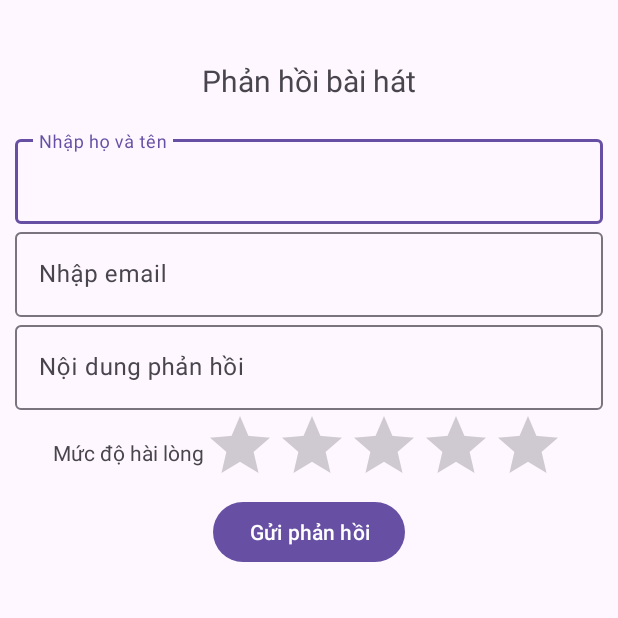
After one commit to caoduong2003/App_Music_Basic_2024, an Android app: the FeedbackSong screen opened directly, with no data from a screen before it, on a phone screen of 412 x 824 dp, the top half of it. The commit adds this screen. Run offline under Robolectric (Android 15) with nearby library versions, the phone set to English and light mode, and no system bars.

Commit message:
feedback

```diff
--- a/app/src/main/AndroidManifest.xml
+++ b/app/src/main/AndroidManifest.xml
@@ -13,6 +13,15 @@
         android:theme="@style/Theme.AppMusicBasic"
         tools:targetApi="31">
         <activity
+            android:name=".FeedbackSong"
+            android:exported="true">
+<!--            <intent-filter>-->
+<!--                <action android:name="android.intent.action.MAIN" />-->
+
+<!--                <category android:name="android.intent.category.LAUNCHER" />-->
+<!--            </intent-filter>-->
+        </activity>
+        <activity
             android:name=".ForgotPassword"
             android:exported="false" />
         <activity
@@ -26,11 +35,11 @@
         <activity
             android:name=".Login"
             android:exported="true">
-        <intent-filter>
-            <action android:name="android.intent.action.MAIN" />
+            <intent-filter>
+                <action android:name="android.intent.action.MAIN" />
 
-            <category android:name="android.intent.category.LAUNCHER" />
-        </intent-filter>
+                <category android:name="android.intent.category.LAUNCHER" />
+            </intent-filter>
         </activity>
         <activity
             android:name=".SongActivity"
--- /dev/null
+++ b/app/src/main/java/com/example/appmusicbasic/FeedbackSong.java
@@ -0,0 +1,65 @@
+package com.example.appmusicbasic;
+
+import androidx.appcompat.app.AppCompatActivity;
+
+import android.database.Cursor;
+import android.os.Bundle;
+import android.widget.RatingBar;
+import android.widget.Toast;
+
+public class FeedbackSong extends AppCompatActivity {
+
+    com.google.android.material.textfield.TextInputEditText edt_fullname, edt_email, edt_comment;
+    com.google.android.material.button.MaterialButton btn_send;
+    RatingBar rating_bar;
+
+
+    @Override
+    protected void onCreate(Bundle savedInstanceState) {
+        super.onCreate(savedInstanceState);
+        setContentView(R.layout.activity_feedback_song);
+        addController();
+        String username = getIntent().getStringExtra("username");
+        edt_fullname.setText(username);
+
+
+        btn_send.setOnClickListener(new android.view.View.OnClickListener() {
+            @Override
+            public void onClick(android.view.View v) {
+                String fullname = edt_fullname.getText().toString();
+                String email = edt_email.getText().toString();
+                String comment = edt_comment.getText().toString();
+                float rating = rating_bar.getRating();
+
+
+                // Kiểm tra xem các trường nhập liệu có rỗng không
+                if (fullname.isEmpty() || email.isEmpty() || comment.isEmpty()) {
+                    // Hiển thị thông báo nếu có trường nào đó rỗng
+                    Toast.makeText(FeedbackSong.this, "Vui lòng nhập đầy đủ thông tin", Toast.LENGTH_LONG).show();
+                } else if (!isValidEmail(email)) {
+                    // Kiểm tra định dạng email
+                    Toast.makeText(FeedbackSong.this, "Địa chỉ email không hợp lệ", Toast.LENGTH_LONG).show();
+                } else {
+                    // Nếu tất cả thông tin hợp lệ, hiển thị thông báo cảm ơn
+                    Toast.makeText(FeedbackSong.this, "Cảm ơn bạn đã phản hồi", Toast.LENGTH_LONG).show();
+
+                    finish();
+
+                }
+            }
+        });
+    }
+
+    private boolean isValidEmail(String email) {
+        String emailPattern = "[a-zA-Z0-9._-]+@[a-zA-Z0-9._-]+\\.+[a-z]+";
+        return email.matches(emailPattern);
+    }
+
+    private void addController() {
+        edt_fullname = findViewById(R.id.edt_fullname);
+        edt_email = findViewById(R.id.edt_email);
+        edt_comment = findViewById(R.id.edt_comment);
+        btn_send = findViewById(R.id.btn_send);
+        rating_bar = findViewById(R.id.rating_bar);
+    }
+}
--- a/app/src/main/java/com/example/appmusicbasic/List_Music.java
+++ b/app/src/main/java/com/example/appmusicbasic/List_Music.java
@@ -11,7 +11,7 @@ import android.widget.ListView;
 import android.widget.TextView;
 
 public class List_Music extends AppCompatActivity {
-    Button logout;
+    Button logout, feedback;
     SharedPreferences sharedPreferences; // luu trang thai dang nhap
 
     TextView userID;
@@ -34,6 +34,15 @@ public class List_Music extends AppCompatActivity {
 
         listMusic = findViewById(R.id.listMusic);
 
+        feedback = findViewById(R.id.feedback);
+        feedback.setOnClickListener(new View.OnClickListener() {
+            @Override
+            public void onClick(View view) {
+                Intent intent = new Intent(List_Music.this, FeedbackSong.class);
+                intent.putExtra("username", username);
+                startActivity(intent);
+            }
+        });
 
         logout.setOnClickListener(new View.OnClickListener() {
             @Override
--- a/app/src/main/java/com/example/appmusicbasic/SQLiteAdapter.java
+++ b/app/src/main/java/com/example/appmusicbasic/SQLiteAdapter.java
@@ -39,4 +39,5 @@ public class SQLiteAdapter {
     }
 
 
+
 }
--- /dev/null
+++ b/app/src/main/res/layout/activity_feedback_song.xml
@@ -0,0 +1,97 @@
+<RelativeLayout xmlns:android="http://schemas.android.com/apk/res/android"
+    xmlns:app="http://schemas.android.com/apk/res-auto"
+    android:layout_width="match_parent"
+    android:layout_height="match_parent"
+    android:padding="10dp"
+    >
+
+
+    <TextView
+        android:id="@+id/title_textview"
+        android:layout_width="match_parent"
+        android:layout_height="wrap_content"
+        android:layout_marginTop="30dp"
+        android:gravity="center"
+        android:text="Phản hồi bài hát"
+        android:textSize="20sp" />
+
+    <LinearLayout
+        android:layout_width="match_parent"
+        android:layout_height="wrap_content"
+        android:layout_below="@id/title_textview"
+        android:layout_marginTop="20dp"
+        android:gravity="center"
+        android:orientation="vertical">
+
+        <com.google.android.material.textfield.TextInputLayout
+            android:layout_width="match_parent"
+            android:layout_height="wrap_content">
+
+            <com.google.android.material.textfield.TextInputEditText
+                android:id="@+id/edt_fullname"
+                android:layout_width="match_parent"
+                android:layout_height="wrap_content"
+                android:hint="Nhập họ và tên" />
+        </com.google.android.material.textfield.TextInputLayout>
+
+        <com.google.android.material.textfield.TextInputLayout
+            android:layout_width="match_parent"
+            android:layout_height="wrap_content">
+
+            <com.google.android.material.textfield.TextInputEditText
+                android:id="@+id/edt_email"
+                android:layout_width="match_parent"
+                android:layout_height="wrap_content"
+                android:hint="Nhập email"
+                android:inputType="textEmailAddress" />
+        </com.google.android.material.textfield.TextInputLayout>
+
+
+        <!--    <EditText-->
+        <!--        android:id="@+id/edt_comment"-->
+        <!--        android:layout_width="match_parent"-->
+        <!--        android:layout_height="100dp"-->
+        <!--        android:hint="Nội dung phản hồi"-->
+        <!--        android:inputType="textMultiLine" />-->
+
+        <com.google.android.material.textfield.TextInputLayout
+            android:layout_width="match_parent"
+            android:layout_height="wrap_content">
+
+            <com.google.android.material.textfield.TextInputEditText
+                android:id="@+id/edt_comment"
+
+                android:layout_width="match_parent"
+                android:layout_height="wrap_content"
+                android:hint="Nội dung phản hồi"
+                android:inputType="textMultiLine" />
+        </com.google.android.material.textfield.TextInputLayout>
+
+        <LinearLayout
+            android:layout_width="wrap_content"
+            android:layout_height="wrap_content"
+            android:orientation="horizontal">
+
+            <TextView
+                android:layout_width="wrap_content"
+                android:layout_height="wrap_content"
+                android:layout_gravity="center"
+                android:text="Mức độ hài lòng"
+                android:textSize="14sp" />
+
+            <RatingBar
+                android:id="@+id/rating_bar"
+                android:layout_width="wrap_content"
+                android:layout_height="wrap_content"
+                android:numStars="5" />
+        </LinearLayout>
+
+        <com.google.android.material.button.MaterialButton
+            android:id="@+id/btn_send"
+            android:layout_width="wrap_content"
+            android:layout_height="wrap_content"
+            android:layout_gravity="center"
+            android:text="Gửi phản hồi" />
+
+    </LinearLayout>
+</RelativeLayout>
--- a/app/src/main/res/layout/activity_list_music.xml
+++ b/app/src/main/res/layout/activity_list_music.xml
@@ -13,6 +13,17 @@
         android:layout_height="match_parent"
         android:background="@drawable/sky_background">
 
+        <LinearLayout
+            android:layout_width="wrap_content"
+            android:layout_height="wrap_content">
+
+            <Button
+                android:id="@+id/feedback"
+                android:layout_width="wrap_content"
+                android:layout_height="match_parent"
+                android:backgroundTint="#53a9dc"
+                android:text="Feedback" />
+        </LinearLayout>
 
 
         <LinearLayout
@@ -20,7 +31,6 @@
             android:layout_height="wrap_content"
             android:gravity="end"
             android:orientation="horizontal">
-
 
             <TextView
                 android:id="@+id/userID"
@@ -47,6 +57,7 @@
             android:layout_width="match_parent"
             android:layout_height="match_parent"
             android:layout_marginTop="50dp" />
+
     </RelativeLayout>
 
 
```
